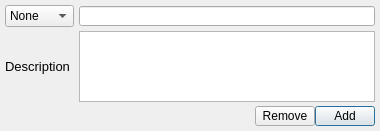
Above: src/plugins/xhtmlim/addlink.ui from eyecu-im/eyecu-qt before the change. Below: the same form after it.
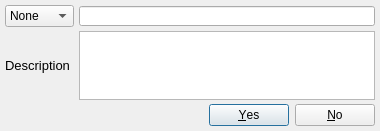
That is the form after the change.

Commit message: Improve Add Link dialog by using QDialgButtonBox instead of 2 QPushButtons layed-out in a form.

Patch:
```diff
--- a/src/plugins/xhtmlim/addlink.ui
+++ b/src/plugins/xhtmlim/addlink.ui
@@ -154,62 +154,11 @@
     </widget>
    </item>
    <item row="2" column="0" colspan="2">
-    <layout class="QHBoxLayout" name="horizontalLayout">
-     <item>
-      <spacer name="horizontalSpacer">
-       <property name="orientation">
-        <enum>Qt::Horizontal</enum>
-       </property>
-       <property name="sizeHint" stdset="0">
-        <size>
-         <width>40</width>
-         <height>20</height>
-        </size>
-       </property>
-      </spacer>
-     </item>
-     <item>
-      <widget class="QPushButton" name="pbtRemove">
-       <property name="maximumSize">
-        <size>
-         <width>60</width>
-         <height>20</height>
-        </size>
-       </property>
-       <property name="baseSize">
-        <size>
-         <width>60</width>
-         <height>20</height>
-        </size>
-       </property>
-       <property name="text">
-        <string>Remove</string>
-       </property>
-       <property name="autoDefault">
-        <bool>false</bool>
-       </property>
-      </widget>
-     </item>
-     <item>
-      <widget class="QPushButton" name="pbtAdd">
-       <property name="maximumSize">
-        <size>
-         <width>60</width>
-         <height>20</height>
-        </size>
-       </property>
-       <property name="baseSize">
-        <size>
-         <width>60</width>
-         <height>20</height>
-        </size>
-       </property>
-       <property name="text">
-        <string>Add</string>
-       </property>
-      </widget>
-     </item>
-    </layout>
+    <widget class="QDialogButtonBox" name="buttonBox">
+     <property name="standardButtons">
+      <set>QDialogButtonBox::No|QDialogButtonBox::Yes</set>
+     </property>
+    </widget>
    </item>
   </layout>
  </widget>
```
Left out of the diff: 117 changed lines with no effect on the pictures. The commit also changes 2 other files.
